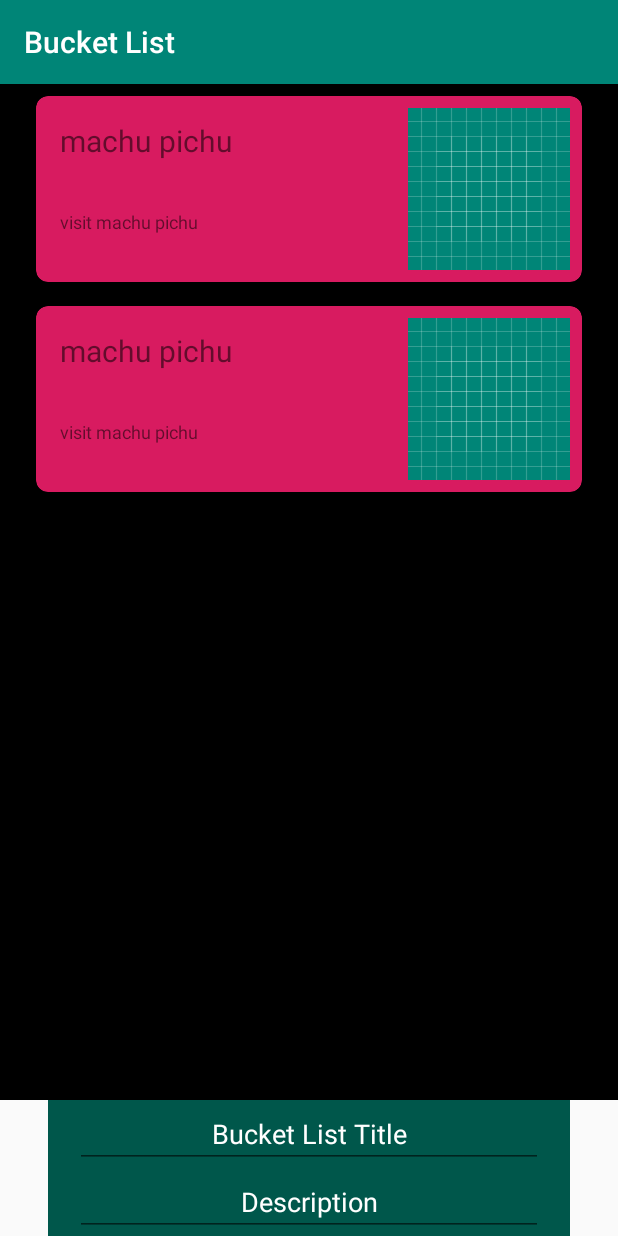
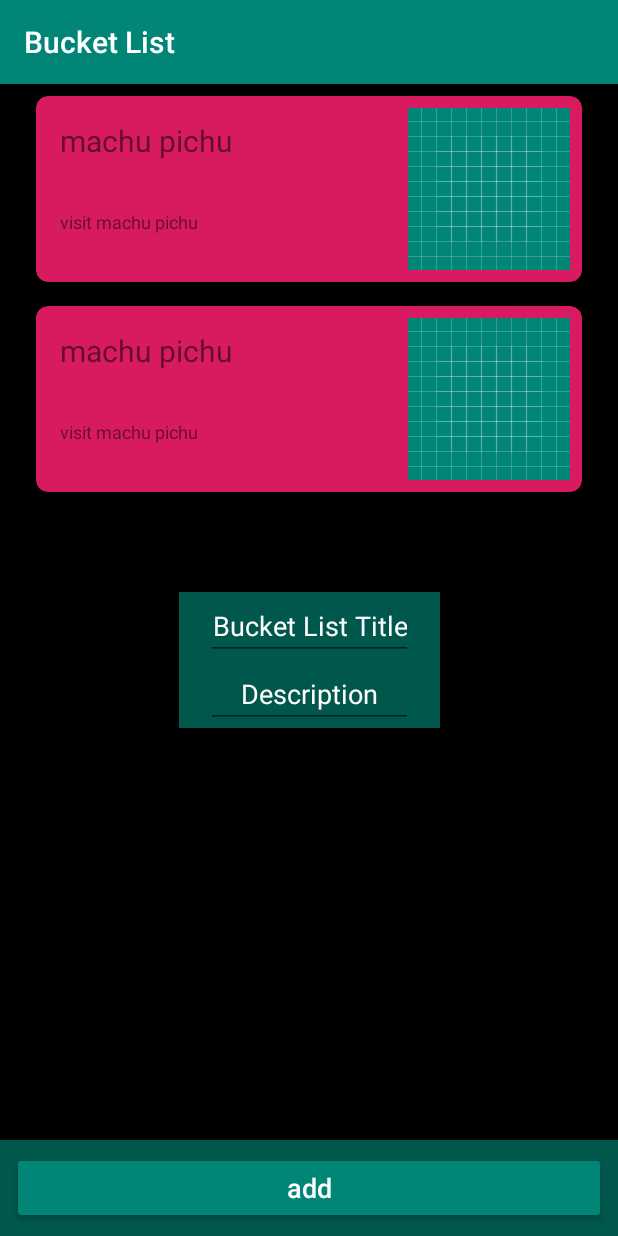
Before and after one commit to Build-Week-Bucket-List/android, an Android app: the BucketListFragmentActivity screen opened directly, with no data from a screen before it, after a tap on "add", on a phone screen of 412 x 824 dp. Run offline under Robolectric (Android 15) with nearby library versions, the phone set to English and light mode, and no system bars.

Commit message:
updated id for add button fragment's frameholder

```diff
--- a/app/src/main/java/com/rybarstudios/bucketlist/activity/BucketListFragmentActivity.kt
+++ b/app/src/main/java/com/rybarstudios/bucketlist/activity/BucketListFragmentActivity.kt
@@ -39,7 +39,7 @@ class BucketListFragmentActivity : AppCompatActivity(),
         buttonFragment.arguments = bundle
 
         supportFragmentManager.beginTransaction()
-            .replace(R.id.btn_bucket_item_add_fragment_holder, buttonFragment)
+            .replace(R.id.bucket_item_add_fragment_holder, buttonFragment)
             .addToBackStack(null)
             .commit()
     }
@@ -67,10 +67,6 @@ class BucketListFragmentActivity : AppCompatActivity(),
         super.onCreate(savedInstanceState)
         setContentView(R.layout.activity_bucket_list_fragment)
 
-
-
-
-
         val fragmentButton = BucketItemAddButtonFragment()
         supportFragmentManager.beginTransaction()
             .replace(R.id.btn_bucket_item_add_fragment_holder, fragmentButton)
@@ -80,16 +76,5 @@ class BucketListFragmentActivity : AppCompatActivity(),
         supportFragmentManager.beginTransaction()
             .replace(R.id.bucket_item_list_fragment_holder, fragmentList)
             .commit()
-
-        /*if (movieList.size == 0) {
-            val fragmentRating = RatingsFragment()
-
-            val bundle = Bundle()
-            bundle.putSerializable(FRAGMENT_KEY, MovieItem("", 0, 0, false))
-            fragmentRating.arguments = bundle
-            supportFragmentManager.beginTransaction()
-                .replace(R.id.ratings_fragment_holder, fragmentRating)
-                .addToBackStack(null)
-                .commit()*/
     }
 }
```
